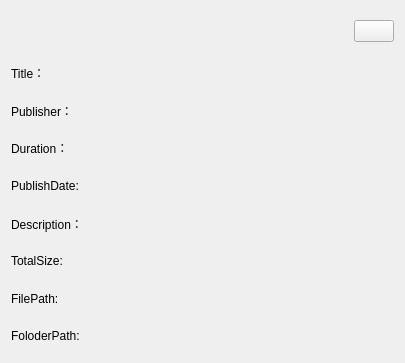
Old version of the form sVanilla/src/ClientUi/Download/DownloadedInfoWidget.ui in the repository WangPengZhan/sVanilla.
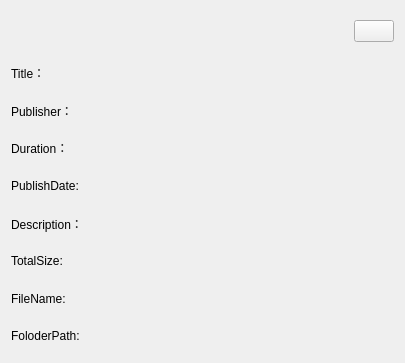
New version of the form. Icons and pictures are not drawn.

Diff of the .ui file:
```diff
--- a/sVanilla/src/ClientUi/Download/DownloadedInfoWidget.ui
+++ b/sVanilla/src/ClientUi/Download/DownloadedInfoWidget.ui
@@ -82,7 +82,7 @@
    <item row="7" column="0">
     <widget class="QLabel" name="labelFilePathIdentifier">
      <property name="text">
-      <string>FilePath:</string>
+      <string>FileName:</string>
      </property>
     </widget>
    </item>
```
